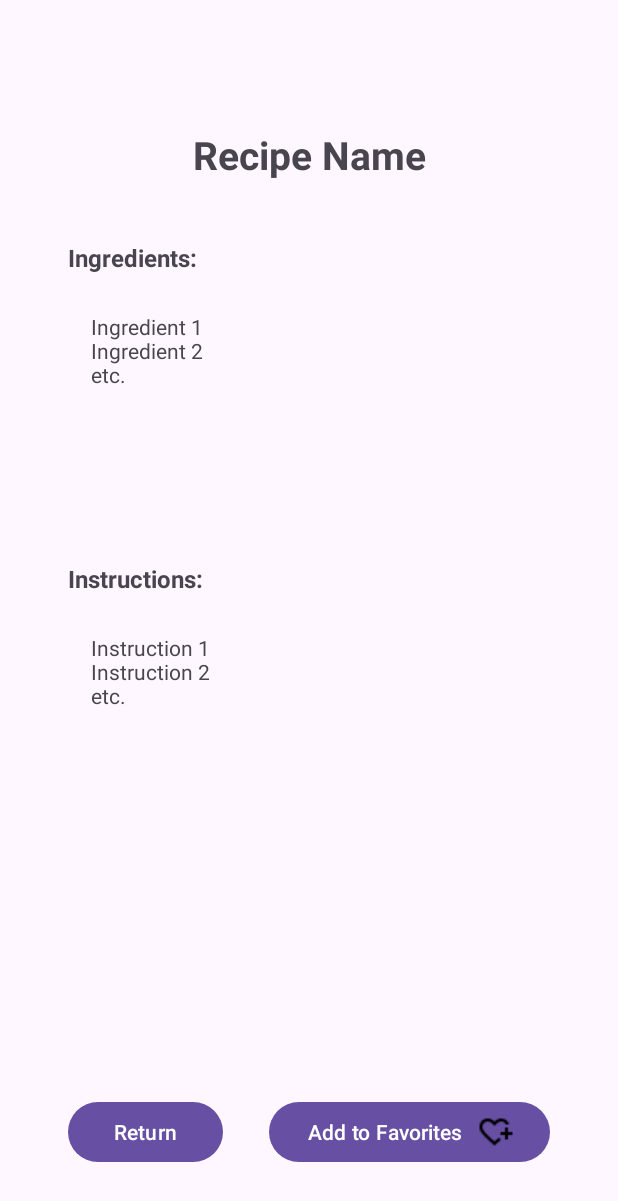
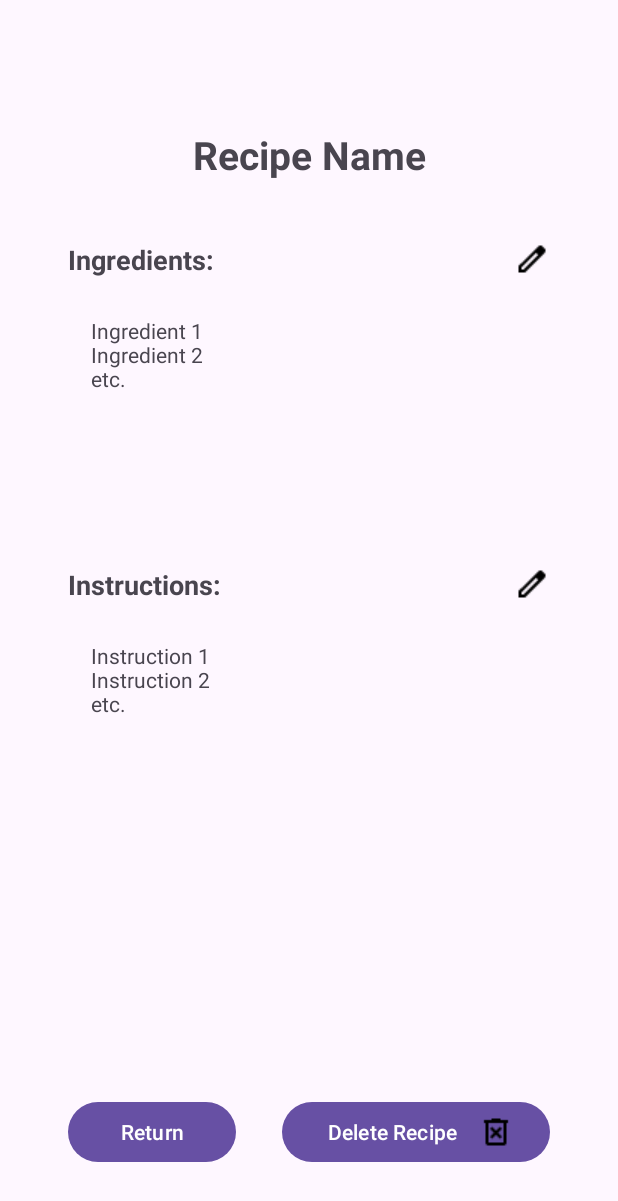
Before and after one commit to reecevlr/RecipeProject, an Android app: the layout view_recipe_details.xml on its own in the app's theme, with its tools: preview values and no code run, on a phone screen of 412 x 824 dp. Shown: the top 1201 px of the screen. Run offline under Robolectric (Android 15) with nearby library versions, the phone set to English and light mode, and no system bars.

Commit message:
Add buttons for respective functions

```diff
--- a/app/src/main/res/layout/view_recipe_details.xml
+++ b/app/src/main/res/layout/view_recipe_details.xml
@@ -15,7 +15,7 @@
             android:orientation="vertical">
 
             <TextView
-                android:id="@+id/textView6"
+                android:id="@+id/tvName"
                 android:layout_width="match_parent"
                 android:layout_height="wrap_content"
                 android:layout_marginTop="40dp"
@@ -30,13 +30,28 @@
                 android:layout_height="wrap_content"
                 android:orientation="vertical">
 
-                <TextView
+                <LinearLayout
                     android:layout_width="match_parent"
                     android:layout_height="wrap_content"
+                    android:orientation="horizontal">
+
+                    <TextView
+                        android:layout_width="wrap_content"
+                        android:layout_height="wrap_content"
                         android:layout_marginBottom="10dp"
+                        android:layout_weight="1"
+                        android:gravity="center_vertical"
                         android:text="Ingredients:"
-                    android:textSize="16sp"
+                        android:textSize="18sp"
                         android:textStyle="bold" />
+
+                    <ImageView
+                        android:id="@+id/imgEditIngredients"
+                        android:layout_width="wrap_content"
+                        android:layout_height="wrap_content"
+                        android:layout_weight="0"
+                        android:src="@drawable/edit" />
+                </LinearLayout>
 
                 <TextView
                     android:id="@+id/tvIngredients"
@@ -54,13 +69,27 @@
                 android:layout_height="wrap_content"
                 android:orientation="vertical">
 
+                <LinearLayout
+                    android:layout_width="match_parent"
+                    android:layout_height="match_parent"
+                    android:orientation="horizontal">
+
                     <TextView
-                    android:layout_width="match_parent"
+                        android:layout_width="wrap_content"
                         android:layout_height="wrap_content"
                         android:layout_marginBottom="10dp"
+                        android:layout_weight="1"
                         android:text="Instructions:"
-                    android:textSize="16sp"
+                        android:textSize="18sp"
                         android:textStyle="bold" />
+
+                    <ImageView
+                        android:id="@+id/imgEditInstructions"
+                        android:layout_width="wrap_content"
+                        android:layout_height="wrap_content"
+                        android:layout_weight="0"
+                        android:src="@drawable/edit" />
+                </LinearLayout>
 
                 <TextView
                     android:id="@+id/tvInstructions"
@@ -81,7 +110,7 @@
             android:orientation="horizontal">
 
             <Button
-                android:id="@+id/button"
+                android:id="@+id/btnReturnViewRecipes"
                 android:layout_width="100dp"
                 android:layout_height="wrap_content"
                 android:layout_marginRight="15dp"
@@ -89,13 +118,13 @@
                 android:text="Return" />
 
             <Button
-                android:id="@+id/button2"
+                android:id="@+id/btnDelete"
                 android:layout_width="wrap_content"
                 android:layout_height="wrap_content"
                 android:layout_marginLeft="15dp"
                 android:layout_weight="1"
-                android:drawableRight="@drawable/heart_plus"
-                android:text="Add to Favorites" />
+                android:drawableRight="@drawable/delete_forever"
+                android:text="Delete Recipe" />
         </LinearLayout>
 
     </LinearLayout>
```
Lines whose indentation alone changed are shown as unchanged.
